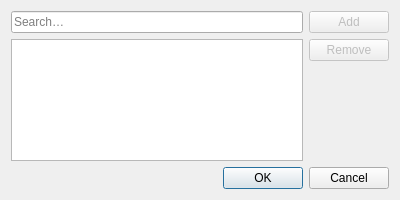
Before: the Qt Designer form src/modules/windows/configuration/OverridesDialog.ui in OtterBrowser/otter-browser, drawn with Qt 5.
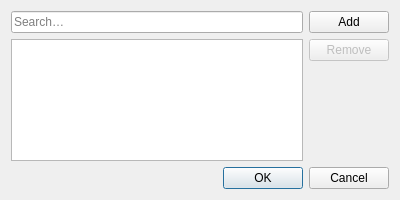
After: the same form once the commit is applied. Custom widgets are drawn as their Qt base class.

Commit message: Allow to add new entries

```diff
--- a/src/modules/windows/configuration/OverridesDialog.ui
+++ b/src/modules/windows/configuration/OverridesDialog.ui
@@ -47,9 +47,6 @@
       <layout class="QVBoxLayout" name="overridesButtonsLayout" stretch="0,0,1">
        <item>
         <widget class="QPushButton" name="addOverrideButton">
-         <property name="enabled">
-          <bool>false</bool>
-         </property>
          <property name="text">
           <string>Add</string>
          </property>
```
The commit also changes 1 other file.
